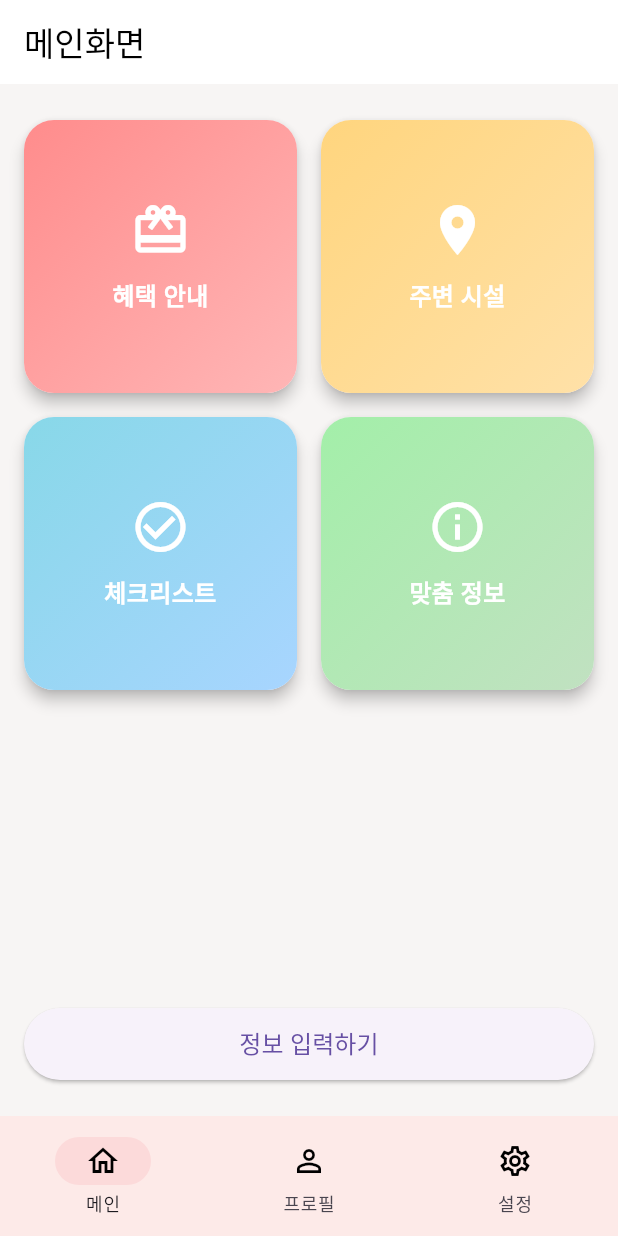
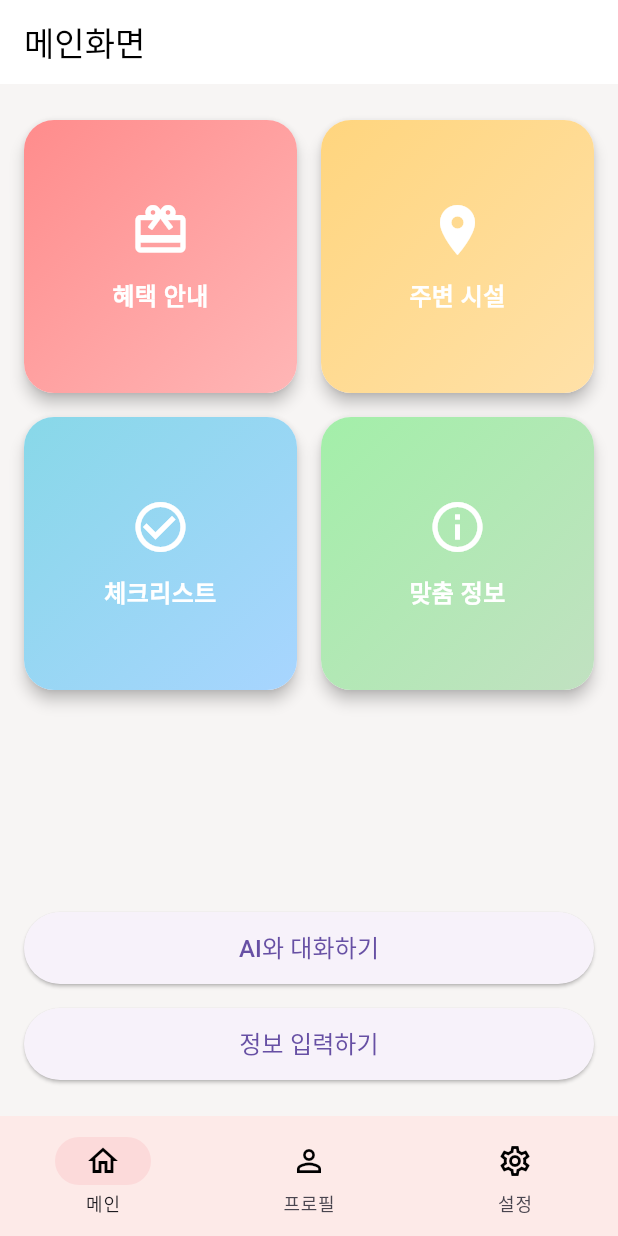
Before and after one commit to KimDaegun00/capstone01, a Flutter app: the screen it shows after launch, on a phone screen of 412 x 824 dp. Run offline on Flutter 3.47's test engine with Material 3 defaults, Android fonts, the phone set to English and light mode, and no system bars; our stand-ins replace shared_preferences.

Commit message:
일 수 입력창

```diff
--- /dev/null
+++ b/lib/nav_screens/ai_screen.dart
@@ -0,0 +1,21 @@
+import 'package:flutter/material.dart';
+
+class AiScreen extends StatelessWidget {
+  @override
+  Widget build(BuildContext context) {
+    return Scaffold(
+      appBar: AppBar(
+        title: Text('AI 대화창'),
+        leading: IconButton(
+          icon: Icon(Icons.arrow_back),
+          onPressed: () {
+            Navigator.pop(context); // 뒤로가기 기능
+          },
+        ),
+      ),
+      body: Center(
+        child: Text('AI대화 화면'),
+      ),
+    );
+  }
+}
--- a/lib/nav_screens/main_screen.dart
+++ b/lib/nav_screens/main_screen.dart
@@ -1,3 +1,4 @@
+import 'package:capstone/nav_screens/ai_screen.dart';
 import 'package:capstone/nav_screens/option_screen.dart';
 import 'package:capstone/nav_screens/profile_screen.dart';
 import 'package:flutter/material.dart';
@@ -16,6 +17,7 @@ class MainScreen extends StatefulWidget {
 
 class _MainScreenState extends State<MainScreen> {
   int _selectedIndex = 0;
+  int? currentWeek;
 
   void _onItemTapped(int index) {
     setState(() => _selectedIndex = index);
@@ -28,7 +30,14 @@ class _MainScreenState extends State<MainScreen> {
       case 2:
         return OptionScreen();
       default:
-        return const MainGridMenu();
+        return MainGridMenu(
+          currentWeek: currentWeek,
+          onWeekUpdated: (int week) {
+            setState(() {
+              currentWeek = week;
+            });
+          },
+        );
     }
   }
 
@@ -54,7 +63,14 @@ class _MainScreenState extends State<MainScreen> {
 }
 
 class MainGridMenu extends StatelessWidget {
-  const MainGridMenu({Key? key}) : super(key: key);
+  final int? currentWeek;
+  final void Function(int)? onWeekUpdated;
+
+  const MainGridMenu({
+    Key? key,
+    required this.currentWeek,
+    required this.onWeekUpdated,
+  }) : super(key: key);
 
   List<MenuItem> _getMenuItems(BuildContext context) {
     bool isDark = Theme.of(context).brightness == Brightness.dark;
@@ -111,9 +127,16 @@ class MainGridMenu extends StatelessWidget {
               mainAxisSpacing: 16,
               childAspectRatio: 1,
               children:
-              items.map((item) => _buildGridItem(item, context, isDark)).toList(),
+              items.map((item) => _buildGridItem(item, context)).toList(),
             ),
           ),
+          if (currentWeek != null && currentWeek! > 0) ...[
+            SizedBox(height: 12),
+            Text(
+              '${currentWeek}일',
+              style: TextStyle(fontSize: 16, fontWeight: FontWeight.bold),
+            ),
+          ],
           SizedBox(height: 16),
           SizedBox(
             width: double.infinity,
@@ -122,13 +145,32 @@ class MainGridMenu extends StatelessWidget {
               onPressed: () {
                 Navigator.push(
                   context,
+                  MaterialPageRoute(builder: (context) => AiScreen()),
+                );
+              },
+              child: Text('AI와 대화하기', style: TextStyle(fontSize: 16)),
+              style: ElevatedButton.styleFrom(
+                backgroundColor: isDark ? Colors.teal[700] : null,
+              ),
+            ),
+          ),
+          SizedBox(height: 16),
+          SizedBox(
+            width: double.infinity,
+            height: 48,
+            child: ElevatedButton(
+              onPressed: () async {
+                final result = await Navigator.push<Map<String, dynamic>>(
+                  context,
                   MaterialPageRoute(builder: (context) => InfoInputMainScreen()),
                 );
+
+                if (result != null && onWeekUpdated != null) {
+                  final int dayCount = result['dayCount'] as int;
+                  onWeekUpdated!(dayCount);
+                }
               },
-              child: Text(
-                '정보 입력하기',
-                style: TextStyle(fontSize: 16),
-              ),
+              child: Text('정보 입력하기', style: TextStyle(fontSize: 16)),
               style: ElevatedButton.styleFrom(
                 backgroundColor: isDark ? Colors.teal[700] : null,
               ),
@@ -139,7 +181,8 @@ class MainGridMenu extends StatelessWidget {
     );
   }
 
-  Widget _buildGridItem(MenuItem item, BuildContext context, bool isDark) {
+
+  Widget _buildGridItem(MenuItem item, BuildContext context) {
     return Material(
       elevation: 4,
       borderRadius: BorderRadius.circular(20),
--- a/lib/nav_screens/profile_screen.dart
+++ b/lib/nav_screens/profile_screen.dart
@@ -1,5 +1,5 @@
 import 'package:flutter/material.dart';
-import 'package:capstone/nav_screens/SettingsScreen.dart';
+import 'package:capstone/nav_screens/settingsScreen.dart';
 import 'package:capstone/nav_screens/joinform.dart';
 
 class ProfileScreen extends StatelessWidget {
```
Also changed, not shown: lib/nav_screens/InfoInputMainScreen.dart (+43 -53 lines), lib/nav_screens/settingsScreen.dart (renamed from lib/nav_screens/SettingsScreen.dart).
